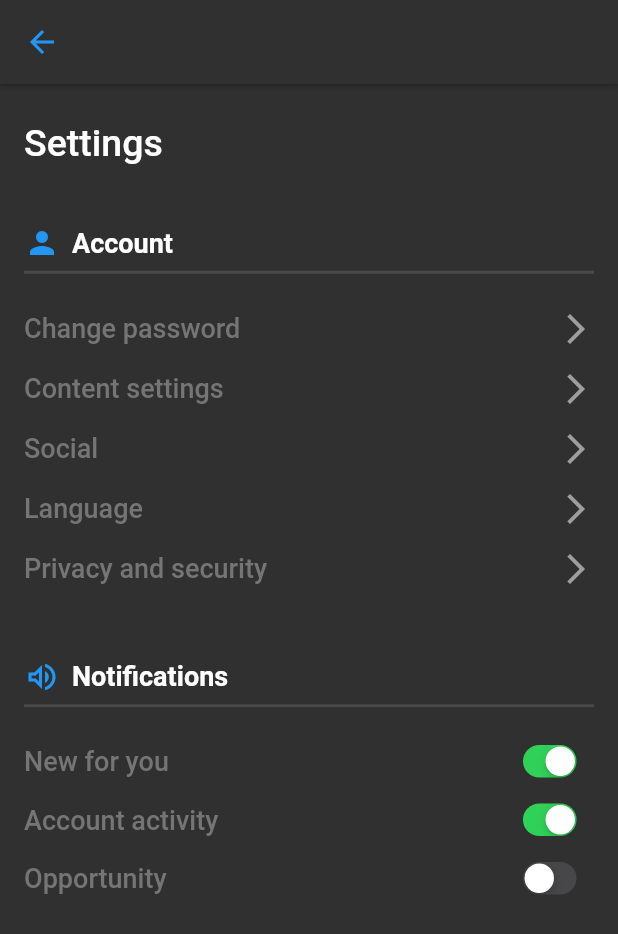
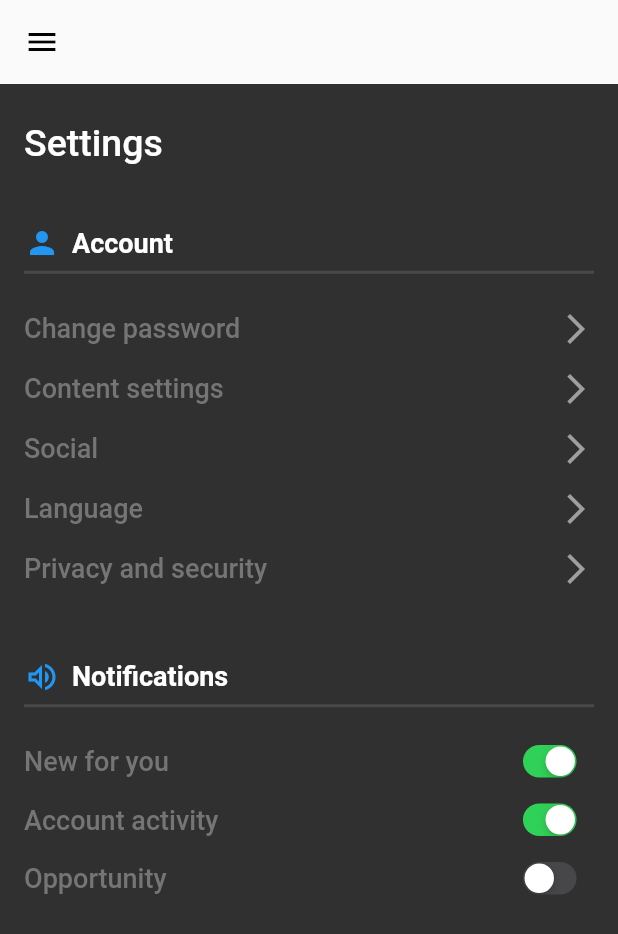
Before and after one commit to CraveMusicApp/crave-flutter, a Flutter app: the SettingsPage screen opened directly, on a phone screen of 412 x 824 dp. Shown: the top 934 px of the screen. Run offline on Flutter 3.47's test engine with Material 2 defaults, Android fonts, the light colour scheme and no system bars; our stand-ins replace firebase_auth, firebase_core, flutter_signin_button, google_sign_in; accounts and stored records are empty; network calls fail; statements that could not run were skipped.

Commit message:
Completed the Drawer and App Bar

```diff
--- /dev/null
+++ b/lib/components/appBar.dart
@@ -0,0 +1,79 @@
+//import 'dart:html';
+
+import 'package:flutter/material.dart' hide Router;
+import '../Routing/routing.dart';
+import '../Routing/routing_constants.dart';
+
+Widget myAppBar(String title){
+   return AppBar(
+      elevation: 0.0,
+        backgroundColor: Colors.grey[50],
+        iconTheme: IconThemeData(color: Colors.black),
+   );
+}
+
+/*
+      drawer: Drawer(
+        child: ListView(
+          // Important: Remove any padding from the ListView.
+          padding: EdgeInsets.zero,
+          children: <Widget>[
+            // ignore: missing_required_param
+            UserAccountsDrawerHeader(
+              accountName: Text('Joey'),
+              currentAccountPicture:
+                  Image.network('https://i.imgur.com/t0MRiAf.png'),
+              decoration: boxDecoration,
+            ),
+            ListTile(
+              leading: Icon(Icons.favorite),
+              title: Text('Activity Feed'),
+              onTap: () {
+                // Update the state of the app
+                // ...
+                // Then close the drawer
+                Navigator.pop(context);
+              },
+            ),
+            ListTile(
+              leading: Icon(Icons.bookmark),
+              title: Text('Saved'),
+              onTap: () {
+                // Update the state of the app
+                // ...
+                // Then close the drawer
+                Navigator.pop(context);
+              },
+            ),
+            ListTile(
+              leading: Icon(Icons.chat_bubble),
+              title: Text('Forums'),
+              onTap: () {
+                Navigator.pop(context);
+              },
+            ),
+            ListTile(
+              leading: Icon(Icons.account_box_rounded),
+              title: Text('Profile'),
+              //
+              onTap: () {
+                Navigator.pushNamed(context, profileRoute);
+              },
+            ),
+            ListTile(
+              leading: Icon(Icons.brightness_low),
+              title: Text('Settings'),
+              onTap: () {
+                Navigator.pushNamed(context, settingsRoute);
+              },
+            ),
+            ListTile(
+              leading: Icon(Icons.arrow_right_rounded),
+              title: Text('Log out'),
+              onTap: () {
+                Navigator.pop(context);
+              },
+            ),
+          ],
+        ),
+      ),*/
--- /dev/null
+++ b/lib/components/app_drawer.dart
@@ -0,0 +1,72 @@
+import 'package:flutter/cupertino.dart';
+import 'package:flutter/material.dart';
+import 'package:crave/Routing/routing_constants.dart';
+Widget myDrawer(BuildContext context){
+  BoxDecoration boxDecoration = BoxDecoration(
+      color: Colors.white,
+    );
+   return Drawer(
+      child: ListView(
+          // Important: Remove any padding from the ListView.
+          padding: EdgeInsets.zero,
+          children: <Widget>[
+            // ignore: missing_required_param
+            UserAccountsDrawerHeader(
+              accountName: Text('Joey'),
+              currentAccountPicture:
+                  Image.network('https://i.imgur.com/t0MRiAf.png'),
+              decoration: boxDecoration,
+            ),
+            ListTile(
+              leading: Icon(Icons.favorite),
+              title: Text('Activity Feed'),
+              onTap: () {
+                // Update the state of the app
+                // ...
+                // Then close the drawer
+                Navigator.pop(context);
+              },
+            ),
+            ListTile(
+              leading: Icon(Icons.bookmark),
+              title: Text('Saved'),
+              onTap: () {
+                // Update the state of the app
+                // ...
+                // Then close the drawer
+                Navigator.pop(context);
+              },
+            ),
+            ListTile(
+              leading: Icon(Icons.chat_bubble),
+              title: Text('Forums'),
+              onTap: () {
+                Navigator.pop(context);
+              },
+            ),
+            ListTile(
+              leading: Icon(Icons.account_box_rounded),
+              title: Text('Profile'),
+              //
+              onTap: () {
+                Navigator.pushNamed(context, profileRoute);
+              },
+            ),
+            ListTile(
+              leading: Icon(Icons.brightness_low),
+              title: Text('Settings'),
+              onTap: () {
+                Navigator.pushNamed(context, settingsRoute);
+              },
+            ),
+            ListTile(
+              leading: Icon(Icons.arrow_right_rounded),
+              title: Text('Log out'),
+              onTap: () {
+                Navigator.pop(context);
+              },
+            ),
+          ],
+        ),
+    );
+}
--- a/lib/settingsPage.dart
+++ b/lib/settingsPage.dart
@@ -1,5 +1,7 @@
 import 'package:flutter/cupertino.dart'; //the library for a divider
 import 'package:flutter/material.dart';
+import 'components/appBar.dart';
+import 'components/app_drawer.dart';
 
 class SettingsPage extends StatefulWidget {
   @override
@@ -10,19 +12,8 @@ class _SettingsPageState extends State<SettingsPage> {
   @override
   Widget build(BuildContext context) {
     return Scaffold(
-      appBar: AppBar(
-        backgroundColor: Theme.of(context).scaffoldBackgroundColor,
-        elevation: 1,
-        leading: IconButton(
-          onPressed: () {
-            Navigator.of(context).pop();
-          },
-          icon: Icon(
-            Icons.arrow_back,
-            color: Colors.blue,
-          ),
-        ),
-      ),
+       appBar:myAppBar("Homepage"),
+    drawer: myDrawer(context),
       body: Container(
         padding: EdgeInsets.only(left: 16, top: 25, right: 16),
         child: ListView(
--- a/pubspec.yaml
+++ b/pubspec.yaml
@@ -66,7 +66,10 @@ flutter:
   # To add assets to your application, add an assets section, like this:
   assets:
     - logo.png
-
+    - joey.jpg
+    - Blond.jpg
+    - alex.jpg
+    - graduation.jpg
   fonts:
     - family: Montserrat
       fonts:
```
Also changed, not shown: lib/homePage.dart (+10 -71 lines), lib/profile.dart (+43 -13 lines), lib/screens/login.dart (+7 -1 lines), assets/Blond.jpg (added), assets/alex.jpg (added), assets/daBaby.jpg (added), assets/graduation.jpg (added), assets/joey.jpg (added).
